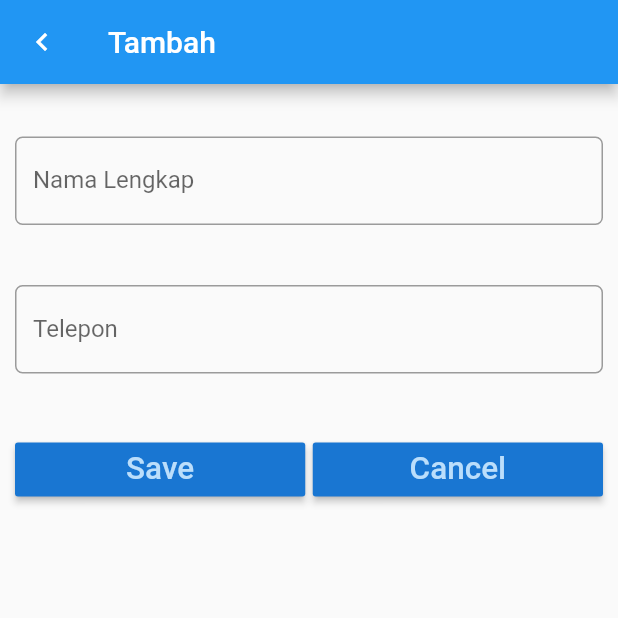
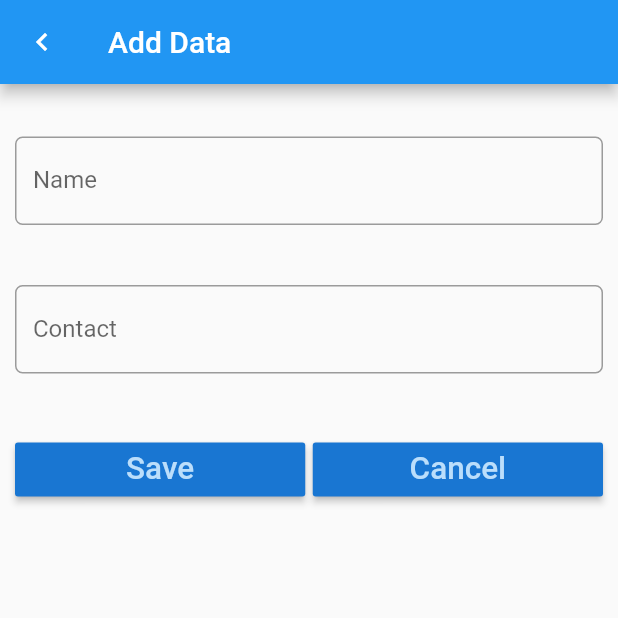
Before and after one commit to Muhammad-Rivaldi/flutter-basic-crud, a Flutter app: the screen it shows after launch, after a tap on the "add" icon, on a phone screen of 412 x 824 dp, the top half of it. Run offline on Flutter 3.47's test engine with Material 2 defaults, Android fonts, the phone set to English and light mode, and no system bars; our stand-ins replace sqflite; accounts and stored records are empty.

Commit message:
update some code

```diff
--- a/lib/enter.dart
+++ b/lib/enter.dart
@@ -22,7 +22,7 @@ class _EntryFormState extends State<EntryForm> {
   Widget build(BuildContext context) {
     return Scaffold(
       appBar: AppBar(
-        title: contact == null ? Text('Tambah') : Text('Rubah'),
+        title: contact == null ? Text('Add Data') : Text('Update Data'),
         leading: Icon(Icons.keyboard_arrow_left),
       ),
       body: Padding(
@@ -36,7 +36,7 @@ class _EntryFormState extends State<EntryForm> {
                 controller: nameController,
                 keyboardType: TextInputType.text,
                 decoration: InputDecoration(
-                  labelText: 'Nama Lengkap',
+                  labelText: 'Name',
                   border: OutlineInputBorder(
                     borderRadius: BorderRadius.circular(5.0),
                   ),
@@ -49,7 +49,7 @@ class _EntryFormState extends State<EntryForm> {
                 controller: phoneController,
                 keyboardType: TextInputType.phone,
                 decoration: InputDecoration(
-                  labelText: 'Telepon',
+                  labelText: 'Contact',
                   border: OutlineInputBorder(
                     borderRadius: BorderRadius.circular(5.0),
                   ),
```
